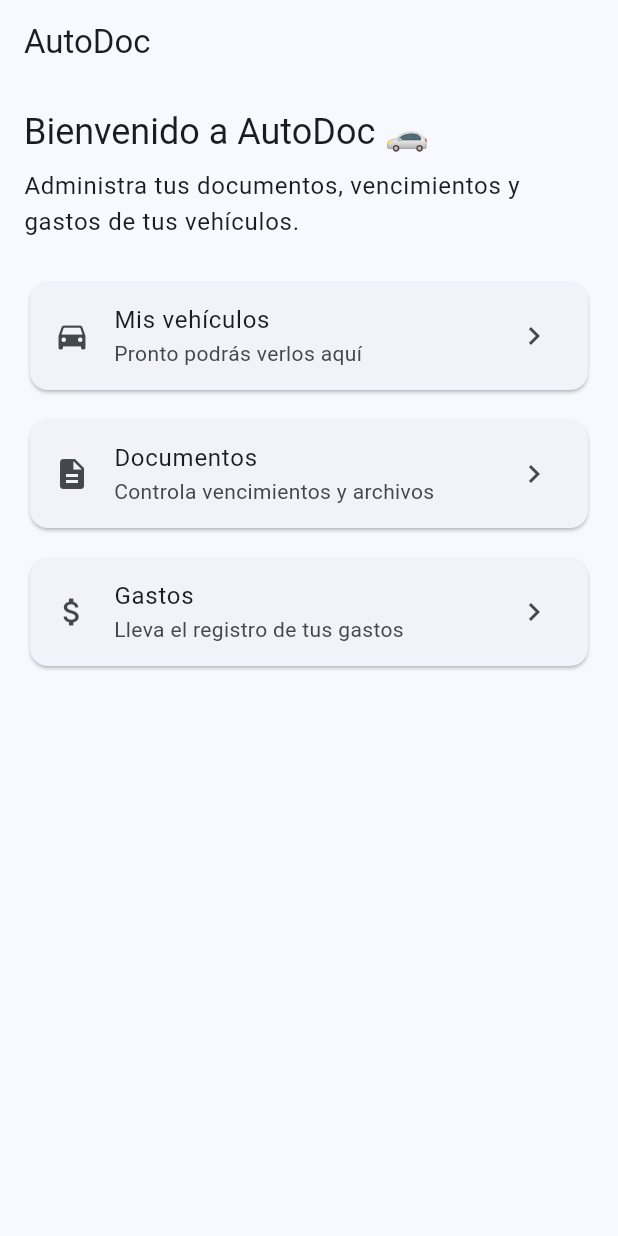
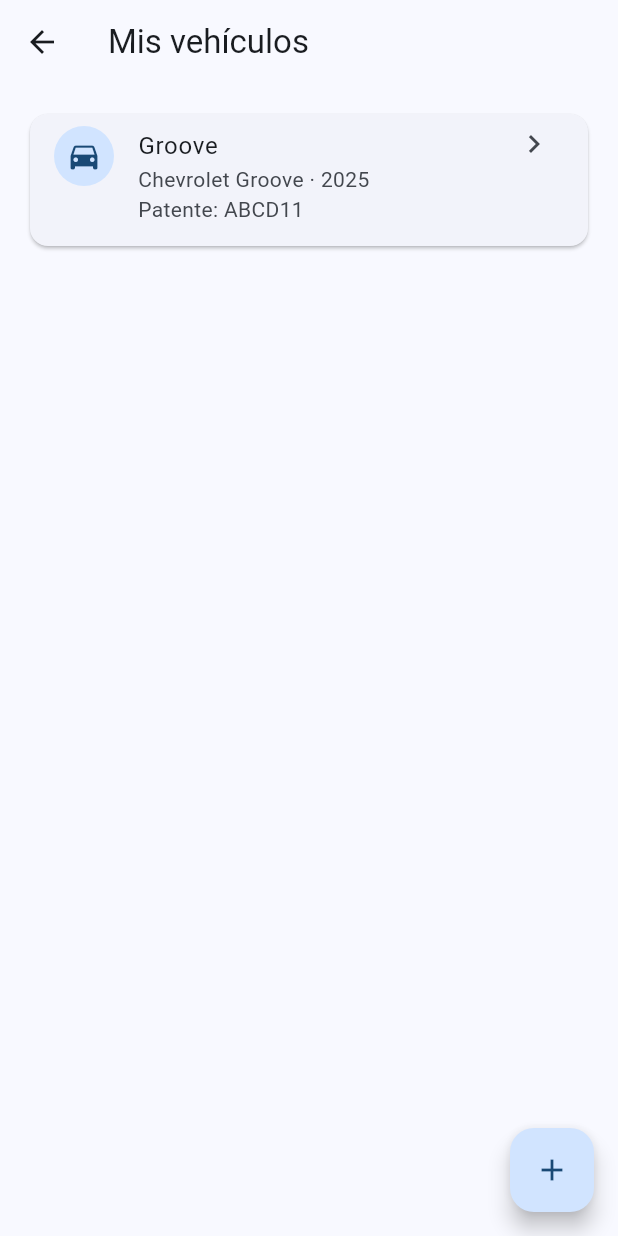
Before and after one commit to AlvaroCC96/AutoDoc, a Flutter app: the screen it shows after launch, after a tap on "Mis vehículos", on a phone screen of 412 x 824 dp. Run offline on Flutter 3.47's test engine with Material 3 defaults, Android fonts, the phone set to English and light mode, and no system bars.

Commit message:
feat: add vehicles page and navigation from home

```diff
--- a/lib/features/home/presentation/pages/home_page.dart
+++ b/lib/features/home/presentation/pages/home_page.dart
@@ -1,4 +1,5 @@
 import 'package:flutter/material.dart';
+import '../../../vehicles/presentation/pages/vehicles_page.dart';
 
 class HomePage extends StatelessWidget {
   const HomePage({super.key});
@@ -30,7 +31,13 @@
                 title: const Text('Mis vehículos'),
                 subtitle: const Text('Pronto podrás verlos aquí'),
                 trailing: const Icon(Icons.chevron_right),
-                onTap: () {},
+                onTap: () {
+                    Navigator.of(context).push(
+                        MaterialPageRoute(
+                        builder: (_) => const VehiclesPage(),
+                        ),
+                    );
+                },
               ),
             ),
             const SizedBox(height: 12),
--- /dev/null
+++ b/lib/features/vehicles/presentation/pages/vehicles_page.dart
@@ -0,0 +1,57 @@
+import 'package:flutter/material.dart';
+
+class VehiclesPage extends StatelessWidget {
+  const VehiclesPage({super.key});
+
+  @override
+  Widget build(BuildContext context) {
+    final vehicles = [
+      {
+        'name': 'Groove',
+        'brand': 'Chevrolet',
+        'model': 'Groove',
+        'plate': 'ABCD11',
+        'year': '2025',
+      },
+    ];
+
+    return Scaffold(
+      appBar: AppBar(
+        title: const Text('Mis vehículos'),
+      ),
+      body: Padding(
+        padding: const EdgeInsets.all(16),
+        child: vehicles.isEmpty
+            ? const Center(
+                child: Text('Aún no tienes vehículos registrados'),
+              )
+            : ListView.separated(
+                itemCount: vehicles.length,
+                separatorBuilder: (_, __) => const SizedBox(height: 12),
+                itemBuilder: (context, index) {
+                  final vehicle = vehicles[index];
+
+                  return Card(
+                    child: ListTile(
+                      leading: const CircleAvatar(
+                        child: Icon(Icons.directions_car),
+                      ),
+                      title: Text(vehicle['name']!),
+                      subtitle: Text(
+                        '${vehicle['brand']} ${vehicle['model']} · ${vehicle['year']}\nPatente: ${vehicle['plate']}',
+                      ),
+                      isThreeLine: true,
+                      trailing: const Icon(Icons.chevron_right),
+                      onTap: () {},
+                    ),
+                  );
+                },
+              ),
+      ),
+      floatingActionButton: FloatingActionButton(
+        onPressed: () {},
+        child: const Icon(Icons.add),
+      ),
+    );
+  }
+}
```
